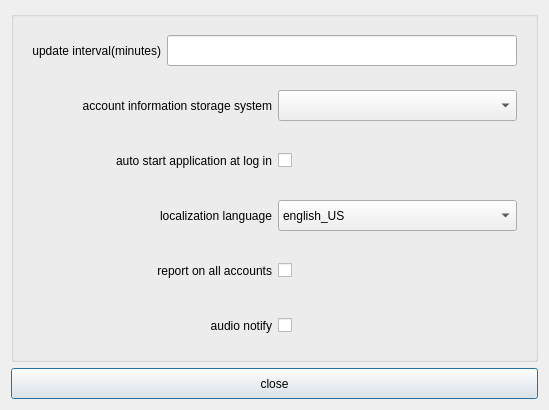
Above: src/configurationoptionsdialog.ui from mhogomchungu/qCheckGMail before the change. Below: the same form after it.
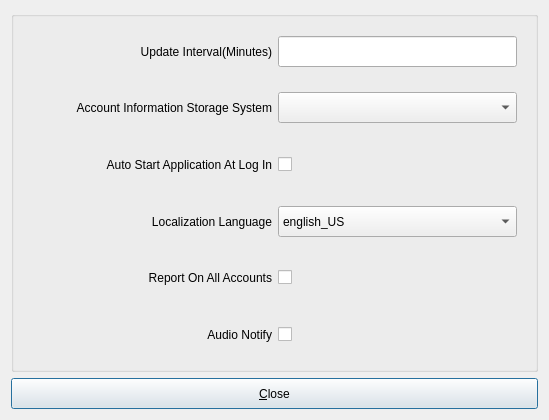
That is the form after the change.

The edit to the form file:
```diff
--- a/src/configurationoptionsdialog.ui
+++ b/src/configurationoptionsdialog.ui
@@ -10,7 +10,7 @@
     <x>0</x>
     <y>0</y>
     <width>549</width>
-    <height>367</height>
+    <height>420</height>
    </rect>
   </property>
   <property name="windowTitle">
@@ -30,12 +30,12 @@
           <widget class="QLabel" name="label">
            <property name="minimumSize">
             <size>
-             <width>0</width>
+             <width>240</width>
              <height>31</height>
             </size>
            </property>
            <property name="text">
-            <string>update interval(minutes)</string>
+            <string>Update Interval(Minutes)</string>
            </property>
            <property name="alignment">
             <set>Qt::AlignRight|Qt::AlignTrailing|Qt::AlignVCenter</set>
@@ -53,6 +53,12 @@
              <height>31</height>
             </size>
            </property>
+           <property name="maximumSize">
+            <size>
+             <width>16777215</width>
+             <height>16777215</height>
+            </size>
+           </property>
           </widget>
          </item>
         </layout>
@@ -70,7 +76,7 @@
             </size>
            </property>
            <property name="text">
-            <string>account information storage system</string>
+            <string>Account Information Storage System</string>
            </property>
            <property name="alignment">
             <set>Qt::AlignRight|Qt::AlignTrailing|Qt::AlignVCenter</set>
@@ -105,7 +111,7 @@
             </size>
            </property>
            <property name="text">
-            <string>auto start application at log in</string>
+            <string>Auto Start Application At Log In</string>
            </property>
            <property name="alignment">
             <set>Qt::AlignRight|Qt::AlignTrailing|Qt::AlignVCenter</set>
@@ -143,7 +149,7 @@
             </size>
            </property>
            <property name="text">
-            <string>localization language</string>
+            <string>Localization Language</string>
            </property>
            <property name="alignment">
             <set>Qt::AlignRight|Qt::AlignTrailing|Qt::AlignVCenter</set>
@@ -183,7 +189,7 @@
             </size>
            </property>
            <property name="text">
-            <string>report on all accounts</string>
+            <string>Report On All Accounts</string>
            </property>
            <property name="alignment">
             <set>Qt::AlignRight|Qt::AlignTrailing|Qt::AlignVCenter</set>
@@ -221,7 +227,7 @@
             </size>
            </property>
            <property name="text">
-            <string>audio notify</string>
+            <string>Audio Notify</string>
            </property>
            <property name="alignment">
             <set>Qt::AlignRight|Qt::AlignTrailing|Qt::AlignVCenter</set>
@@ -259,7 +265,7 @@
       </size>
      </property>
      <property name="text">
-      <string>close</string>
+      <string>&amp;Close</string>
      </property>
     </widget>
    </item>
```
Left out of the diff: 2 changed lines with no effect on the pictures.
